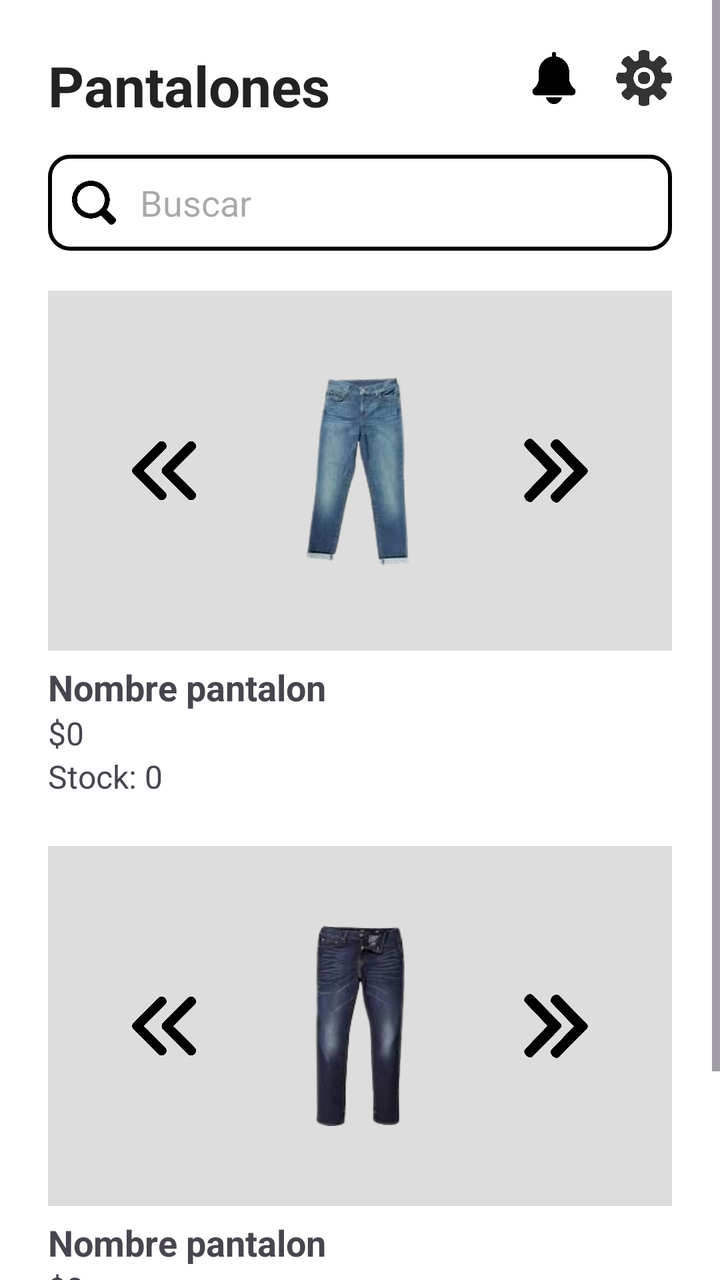
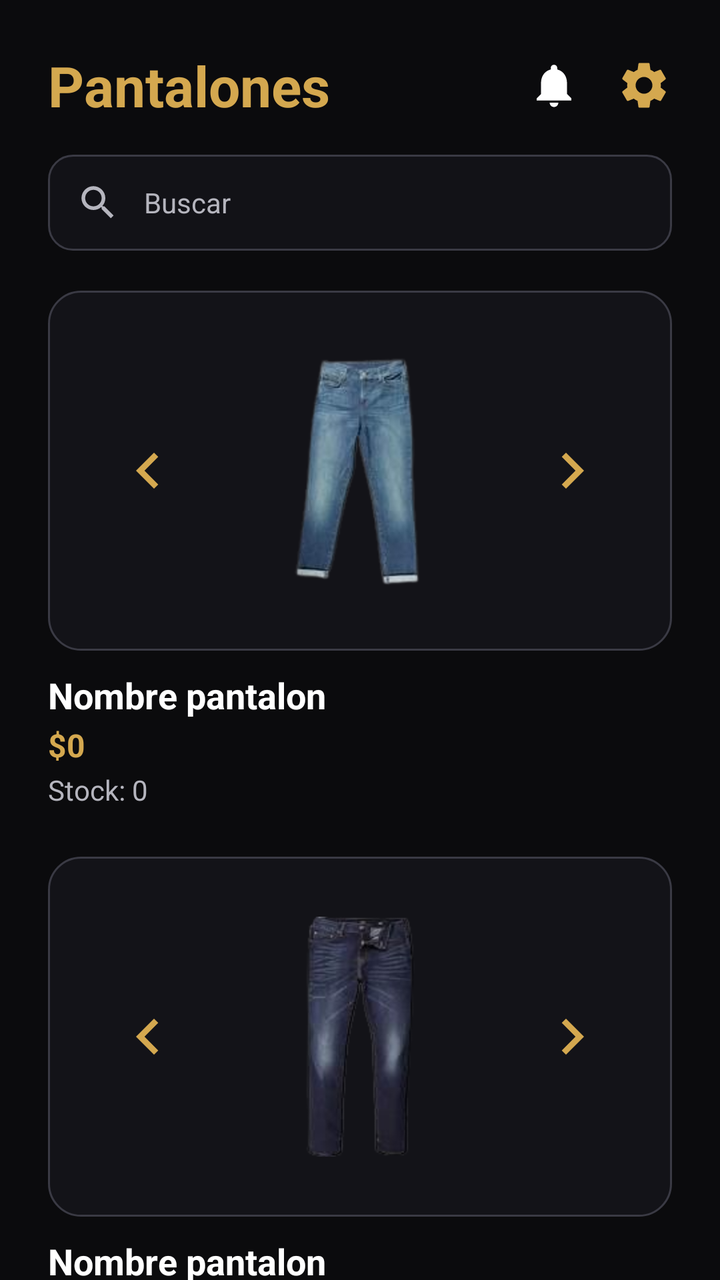

Before-and-after screenshots of an Android layout around one commit, followed by the original layout XML and the change that was made.
<!-- AndroidManifest.xml: application theme Theme.PryGrados -->
<!-- res/layout/pantalones.xml -->
<?xml version="1.0" encoding="utf-8"?>
<ScrollView xmlns:android="http://schemas.android.com/apk/res/android"
    xmlns:app="http://schemas.android.com/apk/res-auto"
    android:layout_width="match_parent"
    android:layout_height="match_parent"
    android:background="#FFFFFF">

    <LinearLayout
        android:layout_width="match_parent"
        android:layout_height="wrap_content"
        android:orientation="vertical"
        android:padding="24dp">

        
        <RelativeLayout
            android:layout_width="match_parent"
            android:layout_height="wrap_content"
            android:layout_marginBottom="16dp">

            <TextView
                android:id="@+id/txtTitulo"
                android:layout_width="wrap_content"
                android:layout_height="wrap_content"
                android:text="Pantalones"
                android:textSize="28sp"
                android:textStyle="bold"
                android:textColor="#222222"
                android:layout_alignParentStart="true"/>

            <LinearLayout
                android:layout_width="wrap_content"
                android:layout_height="wrap_content"
                android:layout_alignParentEnd="true"
                android:orientation="horizontal"
                android:gravity="center_vertical">

                
                <FrameLayout
                    android:layout_width="wrap_content"
                    android:layout_height="wrap_content">

                    <ImageView
                        android:id="@+id/imgNotificacion"
                        android:layout_width="30dp"
                        android:layout_height="30dp"
                        android:src="@drawable/bell"
                        android:padding="2dp"/>

                    <TextView
                        android:id="@+id/txtContador"
                        android:layout_width="18dp"
                        android:layout_height="18dp"
                        android:layout_gravity="end|top"
                        android:background="@drawable/circulo_rojo"
                        android:gravity="center"
                        android:text="0"
                        android:textColor="#FFFFFF"
                        android:textSize="10sp"
                        android:visibility="gone"/>
                </FrameLayout>

                <ImageView
                    android:layout_width="28dp"
                    android:layout_height="28dp"
                    android:layout_marginStart="16dp"
                    android:src="@drawable/confi"/>

            </LinearLayout>

        </RelativeLayout>

        
        <LinearLayout
            android:layout_width="match_parent"
            android:layout_height="48dp"
            android:layout_marginBottom="20dp"
            android:background="@drawable/edittext_bacground"
            android:gravity="center_vertical"
            android:orientation="horizontal"
            android:paddingLeft="12dp"
            android:paddingRight="12dp">

            <ImageView
                android:id="@+id/btnBuscar"
                android:layout_width="22dp"
                android:layout_height="22dp"
                android:src="@drawable/serch"/>

            <EditText
                android:id="@+id/txtBuscar"
                android:layout_width="match_parent"
                android:layout_height="match_parent"
                android:background="@android:color/transparent"
                android:hint="Buscar"
                android:paddingLeft="12dp"/>

        </LinearLayout>

        
        <LinearLayout
            android:layout_width="match_parent"
            android:layout_height="180dp"
            android:background="#DDDDDD"
            android:gravity="center">

            <ImageView
                android:id="@+id/btnPrev1"
                android:layout_width="32dp"
                android:layout_height="32dp"
                android:src="@drawable/fl1"/>

            <ImageView
                android:id="@+id/imgCarrusel1"
                android:layout_width="100dp"
                android:layout_height="100dp"
                android:layout_marginLeft="32dp"
                android:layout_marginRight="32dp"
                android:src="@drawable/pan1"/>

            <ImageView
                android:id="@+id/btnNext1"
                android:layout_width="32dp"
                android:layout_height="32dp"
                android:src="@drawable/fl2"/>

        </LinearLayout>

        <TextView
            android:id="@+id/txtNombre1"
            android:layout_width="wrap_content"
            android:layout_height="wrap_content"
            android:layout_marginTop="6dp"
            android:text="Nombre pantalon"
            android:textSize="18sp"
            android:textStyle="bold"/>

        <TextView
            android:id="@+id/txtPrecio1"
            android:layout_width="wrap_content"
            android:layout_height="wrap_content"
            android:text="$0"
            android:textSize="16sp"/>

        <TextView
            android:id="@+id/txtStock1"
            android:layout_width="wrap_content"
            android:layout_height="wrap_content"
            android:layout_marginBottom="24dp"
            android:text="Stock: 0"
            android:textSize="16sp"/>

        
        <LinearLayout
            android:layout_width="match_parent"
            android:layout_height="180dp"
            android:background="#DDDDDD"
            android:gravity="center">

            <ImageView
                android:id="@+id/btnPrev2"
                android:layout_width="32dp"
                android:layout_height="32dp"
                android:src="@drawable/fl1"/>

            <ImageView
                android:id="@+id/imgCarrusel2"
                android:layout_width="100dp"
                android:layout_height="100dp"
                android:layout_marginLeft="32dp"
                android:layout_marginRight="32dp"
                android:src="@drawable/pan2"/>

            <ImageView
                android:id="@+id/btnNext2"
                android:layout_width="32dp"
                android:layout_height="32dp"
                android:src="@drawable/fl2"/>

        </LinearLayout>

        <TextView
            android:id="@+id/txtNombre2"
            android:layout_width="wrap_content"
            android:layout_height="wrap_content"
            android:layout_marginTop="6dp"
            android:text="Nombre pantalon"
            android:textSize="18sp"
            android:textStyle="bold"/>

        <TextView
            android:id="@+id/txtPrecio2"
            android:layout_width="wrap_content"
            android:layout_height="wrap_content"
            android:text="$0"
            android:textSize="16sp"/>

        <TextView
            android:id="@+id/txtStock2"
            android:layout_width="wrap_content"
            android:layout_height="wrap_content"
            android:layout_marginBottom="24dp"
            android:text="Stock: 0"
            android:textSize="16sp"/>

        <View
            android:layout_width="match_parent"
            android:layout_height="40dp"/>

    </LinearLayout>

</ScrollView>
<!-- resources referenced by this layout -->
<resources>
  <!-- drawable bell: png bitmap (drawable, 31821 bytes) -->
  <!-- drawable circulo_rojo (drawable) -->
  <?xml version="1.0" encoding="utf-8"?>
  <shape xmlns:android="http://schemas.android.com/apk/res/android">
  
      <solid android:color="#E53935"/>
  
      <corners android:radius="50dp"/>
  
  </shape>
  <!-- drawable confi: png bitmap (drawable, 73180 bytes) -->
  <!-- drawable edittext_bacground (drawable) -->
  <?xml version="1.0" encoding="utf-8"?>
  <shape xmlns:android="http://schemas.android.com/apk/res/android">
      <solid android:color="#FFFFFF"/> 
      <stroke android:width="2dp" android:color="#000000"/> 
      <corners android:radius="10dp"/> 
      <padding
          android:left="10dp"
          android:top="10dp"
          android:right="10dp"
          android:bottom="10dp"/>
  </shape>
  <!-- drawable fl1: png bitmap (drawable, 67641 bytes) -->
  <!-- drawable fl2: png bitmap (drawable, 61766 bytes) -->
  <!-- drawable serch: png bitmap (drawable, 53327 bytes) -->
  <!-- unchanged entries left out for length: 4 -->
</resources>

<!-- the commit's change to res/layout/pantalones.xml (unified diff, before → after) -->
@@ -3,7 +3,9 @@
     xmlns:app="http://schemas.android.com/apk/res-auto"
     android:layout_width="match_parent"
     android:layout_height="match_parent"
-    android:background="#FFFFFF">
+    android:background="@color/kemba_black"
+    android:fillViewport="true"
+    android:scrollbars="none">
 
     <LinearLayout
         android:layout_width="match_parent"
@@ -21,18 +23,20 @@
                 android:id="@+id/txtTitulo"
                 android:layout_width="wrap_content"
                 android:layout_height="wrap_content"
+                android:layout_alignParentStart="true"
+                android:layout_centerVertical="true"
                 android:text="Pantalones"
+                android:textColor="@color/kemba_gold"
                 android:textSize="28sp"
-                android:textStyle="bold"
-                android:textColor="#222222"
-                android:layout_alignParentStart="true"/>
+                android:textStyle="bold" />
 
             <LinearLayout
                 android:layout_width="wrap_content"
                 android:layout_height="wrap_content"
                 android:layout_alignParentEnd="true"
-                android:orientation="horizontal"
-                android:gravity="center_vertical">
+                android:layout_centerVertical="true"
+                android:gravity="center_vertical"
+                android:orientation="horizontal">
 
                 
                 <FrameLayout
@@ -43,30 +47,32 @@
                         android:id="@+id/imgNotificacion"
                         android:layout_width="30dp"
                         android:layout_height="30dp"
-                        android:src="@drawable/bell"
-                        android:padding="2dp"/>
+                        android:contentDescription="Notificaciones"
+                        android:padding="2dp"
+                        android:src="@drawable/ic_bell"
+                        app:tint="@color/kemba_white" />
 
                     <TextView
                         android:id="@+id/txtContador"
                         android:layout_width="18dp"
                         android:layout_height="18dp"
                         android:layout_gravity="end|top"
-                        android:background="@drawable/circulo_rojo"
+                        android:background="@drawable/bg_badge_red"
                         android:gravity="center"
                         android:text="0"
                         android:textColor="#FFFFFF"
                         android:textSize="10sp"
-                        android:visibility="gone"/>
+                        android:visibility="gone" />
                 </FrameLayout>
 
                 <ImageView
                     android:layout_width="28dp"
                     android:layout_height="28dp"
                     android:layout_marginStart="16dp"
-                    android:src="@drawable/confi"/>
-
+                    android:contentDescription="Configuración"
+                    android:src="@drawable/ic_settings"
+                    app:tint="@color/kemba_gold" />
             </LinearLayout>
-
         </RelativeLayout>
 
         
@@ -74,17 +80,19 @@
             android:layout_width="match_parent"
             android:layout_height="48dp"
             android:layout_marginBottom="20dp"
-            android:background="@drawable/edittext_bacground"
+            android:background="@drawable/bg_input"
             android:gravity="center_vertical"
             android:orientation="horizontal"
-            android:paddingLeft="12dp"
-            android:paddingRight="12dp">
+            android:paddingStart="14dp"
+            android:paddingEnd="14dp">
 
             <ImageView
                 android:id="@+id/btnBuscar"
                 android:layout_width="22dp"
                 android:layout_height="22dp"
-                android:src="@drawable/serch"/>
+                android:contentDescription="Buscar"
+                android:src="@drawable/ic_search"
+                app:tint="@color/kemba_hint" />
 
             <EditText
                 android:id="@+id/txtBuscar"
@@ -92,120 +100,144 @@
                 android:layout_height="match_parent"
                 android:background="@android:color/transparent"
                 android:hint="Buscar"
-                android:paddingLeft="12dp"/>
-
+                android:importantForAutofill="no"
+                android:inputType="text"
+                android:paddingStart="12dp"
+                android:textColor="@color/kemba_white"
+                android:textColorHint="@color/kemba_hint"
+                android:textSize="14sp" />
         </LinearLayout>
 
         
         <LinearLayout
             android:layout_width="match_parent"
             android:layout_height="180dp"
-            android:background="#DDDDDD"
+            android:background="@drawable/bg_card"
             android:gravity="center">
 
             <ImageView
                 android:id="@+id/btnPrev1"
-                android:layout_width="32dp"
-                android:layout_height="32dp"
-                android:src="@drawable/fl1"/>
+                android:layout_width="36dp"
+                android:layout_height="36dp"
+                android:contentDescription="Anterior"
+                android:src="@drawable/ic_chevron_left"
+                app:tint="@color/kemba_gold" />
 
             <ImageView
                 android:id="@+id/imgCarrusel1"
-                android:layout_width="100dp"
-                android:layout_height="100dp"
-                android:layout_marginLeft="32dp"
-                android:layout_marginRight="32dp"
-                android:src="@drawable/pan1"/>
+                android:layout_width="120dp"
+                android:layout_height="120dp"
+                android:layout_marginStart="28dp"
+                android:layout_marginEnd="28dp"
+                android:contentDescription="@null"
+                android:scaleType="centerInside"
+                android:src="@drawable/pan1" />
 
             <ImageView
                 android:id="@+id/btnNext1"
-                android:layout_width="32dp"
-                android:layout_height="32dp"
-                android:src="@drawable/fl2"/>
-
+                android:layout_width="36dp"
+                android:layout_height="36dp"
+                android:contentDescription="Siguiente"
+                android:src="@drawable/ic_chevron_right"
+                app:tint="@color/kemba_gold" />
         </LinearLayout>
 
         <TextView
             android:id="@+id/txtNombre1"
             android:layout_width="wrap_content"
             android:layout_height="wrap_content"
-            android:layout_marginTop="6dp"
+            android:layout_marginTop="10dp"
             android:text="Nombre pantalon"
+            android:textColor="@color/kemba_white"
             android:textSize="18sp"
-            android:textStyle="bold"/>
+            android:textStyle="bold" />
 
         <TextView
             android:id="@+id/txtPrecio1"
             android:layout_width="wrap_content"
             android:layout_height="wrap_content"
+            android:layout_marginTop="2dp"
             android:text="$0"
-            android:textSize="16sp"/>
+            android:textColor="@color/kemba_gold"
+            android:textSize="16sp"
+            android:textStyle="bold" />
 
         <TextView
             android:id="@+id/txtStock1"
             android:layout_width="wrap_content"
             android:layout_height="wrap_content"
+            android:layout_marginTop="2dp"
             android:layout_marginBottom="24dp"
             android:text="Stock: 0"
-            android:textSize="16sp"/>
+            android:textColor="@color/kemba_hint"
+            android:textSize="14sp" />
 
         
         <LinearLayout
             android:layout_width="match_parent"
             android:layout_height="180dp"
-            android:background="#DDDDDD"
+            android:background="@drawable/bg_card"
             android:gravity="center">
 
             <ImageView
                 android:id="@+id/btnPrev2"
-                android:layout_width="32dp"
-                android:layout_height="32dp"
-                android:src="@drawable/fl1"/>
+                android:layout_width="36dp"
+                android:layout_height="36dp"
+                android:contentDescription="Anterior"
+                android:src="@drawable/ic_chevron_left"
+                app:tint="@color/kemba_gold" />
 
             <ImageView
                 android:id="@+id/imgCarrusel2"
-                android:layout_width="100dp"
-                android:layout_height="100dp"
-                android:layout_marginLeft="32dp"
-                android:layout_marginRight="32dp"
-                android:src="@drawable/pan2"/>
+                android:layout_width="120dp"
+                android:layout_height="120dp"
+                android:layout_marginStart="28dp"
+                android:layout_marginEnd="28dp"
+                android:contentDescription="@null"
+                android:scaleType="centerInside"
+                android:src="@drawable/pan2" />
 
             <ImageView
                 android:id="@+id/btnNext2"
-                android:layout_width="32dp"
-                android:layout_height="32dp"
-                android:src="@drawable/fl2"/>
-
+                android:layout_width="36dp"
+                android:layout_height="36dp"
+                android:contentDescription="Siguiente"
+                android:src="@drawable/ic_chevron_right"
+                app:tint="@color/kemba_gold" />
         </LinearLayout>
 
         <TextView
             android:id="@+id/txtNombre2"
             android:layout_width="wrap_content"
             android:layout_height="wrap_content"
-            android:layout_marginTop="6dp"
+            android:layout_marginTop="10dp"
             android:text="Nombre pantalon"
+            android:textColor="@color/kemba_white"
             android:textSize="18sp"
-            android:textStyle="bold"/>
+            android:textStyle="bold" />
 
         <TextView
             android:id="@+id/txtPrecio2"
             android:layout_width="wrap_content"
             android:layout_height="wrap_content"
+            android:layout_marginTop="2dp"
             android:text="$0"
-            android:textSize="16sp"/>
+            android:textColor="@color/kemba_gold"
+            android:textSize="16sp"
+            android:textStyle="bold" />
 
         <TextView
             android:id="@+id/txtStock2"
             android:layout_width="wrap_content"
             android:layout_height="wrap_content"
+            android:layout_marginTop="2dp"
             android:layout_marginBottom="24dp"
             android:text="Stock: 0"
-            android:textSize="16sp"/>
+            android:textColor="@color/kemba_hint"
+            android:textSize="14sp" />
 
         <View
             android:layout_width="match_parent"
-            android:layout_height="40dp"/>
-
+            android:layout_height="40dp" />
     </LinearLayout>
-
 </ScrollView>
<!-- resource entries referenced after the edit -->
@@ -1,31 +1,84 @@
 <!-- resources referenced by this layout -->
 <resources>
-  <!-- drawable bell: png bitmap (drawable, 31821 bytes) -->
-  <!-- drawable circulo_rojo (drawable) -->
+  <color name="kemba_black">#0B0B0D</color>
+  <color name="kemba_gold">#D4A84F</color>
+  <color name="kemba_hint">#B5B5BE</color>
+  <color name="kemba_white">#FFFFFF</color>
+  <!-- drawable bg_badge_red (drawable) -->
   <?xml version="1.0" encoding="utf-8"?>
-  <shape xmlns:android="http://schemas.android.com/apk/res/android">
-  
-      <solid android:color="#E53935"/>
-  
-      <corners android:radius="50dp"/>
-  
+  <shape xmlns:android="http://schemas.android.com/apk/res/android" android:shape="oval">
+      <solid android:color="#E24B4A" />
   </shape>
-  <!-- drawable confi: png bitmap (drawable, 73180 bytes) -->
-  <!-- drawable edittext_bacground (drawable) -->
+  <!-- drawable bg_card (drawable) -->
   <?xml version="1.0" encoding="utf-8"?>
-  <shape xmlns:android="http://schemas.android.com/apk/res/android">
-      <solid android:color="#FFFFFF"/> 
-      <stroke android:width="2dp" android:color="#000000"/> 
-      <corners android:radius="10dp"/> 
-      <padding
-          android:left="10dp"
-          android:top="10dp"
-          android:right="10dp"
-          android:bottom="10dp"/>
+  <shape xmlns:android="http://schemas.android.com/apk/res/android" android:shape="rectangle">
+      <solid android:color="#E614141A" />
+      <stroke android:width="1dp" android:color="@color/kemba_stroke" />
+      <corners android:radius="16dp" />
   </shape>
-  <!-- drawable fl1: png bitmap (drawable, 67641 bytes) -->
-  <!-- drawable fl2: png bitmap (drawable, 61766 bytes) -->
-  <!-- drawable serch: png bitmap (drawable, 53327 bytes) -->
+  <!-- drawable bg_input (drawable) -->
+  <?xml version="1.0" encoding="utf-8"?>
+  <shape xmlns:android="http://schemas.android.com/apk/res/android" android:shape="rectangle">
+      <solid android:color="#CC14141A" />
+      <stroke android:width="1dp" android:color="@color/kemba_stroke" />
+      <corners android:radius="12dp" />
+  </shape>
+  <!-- drawable ic_bell (drawable) -->
+  <?xml version="1.0" encoding="utf-8"?>
+  <vector xmlns:android="http://schemas.android.com/apk/res/android"
+      android:width="24dp"
+      android:height="24dp"
+      android:viewportWidth="24"
+      android:viewportHeight="24">
+      <path
+          android:fillColor="#FFFFFF"
+          android:pathData="M12,22c1.1,0 2,-0.9 2,-2h-4c0,1.1 0.89,2 2,2zM18,16v-5c0,-3.07 -1.64,-5.64 -4.5,-6.32V4c0,-0.83 -0.67,-1.5 -1.5,-1.5s-1.5,0.67 -1.5,1.5v0.68C7.63,5.36 6,7.92 6,11v5l-2,2v1h16v-1l-2,-2z" />
+  </vector>
+  <!-- drawable ic_chevron_left (drawable) -->
+  <?xml version="1.0" encoding="utf-8"?>
+  <vector xmlns:android="http://schemas.android.com/apk/res/android"
+      android:width="24dp"
+      android:height="24dp"
+      android:viewportWidth="24"
+      android:viewportHeight="24">
+      <path
+          android:fillColor="#FFFFFF"
+          android:pathData="M15.41,7.41L14,6l-6,6 6,6 1.41,-1.41L10.83,12z" />
+  </vector>
+  <!-- drawable ic_chevron_right (drawable) -->
+  <?xml version="1.0" encoding="utf-8"?>
+  <vector xmlns:android="http://schemas.android.com/apk/res/android"
+      android:width="24dp"
+      android:height="24dp"
+      android:viewportWidth="24"
+      android:viewportHeight="24">
+      <path
+          android:fillColor="#FFFFFF"
+          android:pathData="M10,6L8.59,7.41 13.17,12l-4.58,4.59L10,18l6,-6z" />
+  </vector>
+  <!-- drawable ic_search (drawable) -->
+  <?xml version="1.0" encoding="utf-8"?>
+  <vector xmlns:android="http://schemas.android.com/apk/res/android"
+      android:width="24dp"
+      android:height="24dp"
+      android:viewportWidth="24"
+      android:viewportHeight="24">
+      <path
+          android:fillColor="#FFFFFF"
+          android:pathData="M15.5,14h-0.79l-0.28,-0.27C15.41,12.59 16,11.11 16,9.5 16,5.91 13.09,3 9.5,3S3,5.91 3,9.5 5.91,16 9.5,16c1.61,0 3.09,-0.59 4.23,-1.57l0.27,0.28v0.79l5,4.99L20.49,19l-4.99,-5zM9.5,14C7.01,14 5,11.99 5,9.5S7.01,5 9.5,5 14,7.01 14,9.5 11.99,14 9.5,14z" />
+  </vector>
+  <!-- drawable ic_settings (drawable) -->
+  <?xml version="1.0" encoding="utf-8"?>
+  <vector xmlns:android="http://schemas.android.com/apk/res/android"
+      android:width="24dp"
+      android:height="24dp"
+      android:viewportWidth="24"
+      android:viewportHeight="24">
+      <path
+          android:fillColor="#FFFFFF"
+          android:pathData="M19.14,12.94c0.04,-0.3 0.06,-0.61 0.06,-0.94 0,-0.32 -0.02,-0.64 -0.07,-0.94l2.03,-1.58c0.18,-0.14 0.23,-0.41 0.12,-0.61l-1.92,-3.32c-0.12,-0.22 -0.37,-0.29 -0.59,-0.22l-2.39,0.96c-0.5,-0.38 -1.03,-0.7 -1.62,-0.94L14.4,2.81c-0.04,-0.24 -0.24,-0.41 -0.48,-0.41h-3.84c-0.24,0 -0.43,0.17 -0.47,0.41L9.25,5.35C8.66,5.59 8.12,5.92 7.63,6.29L5.24,5.33c-0.22,-0.08 -0.47,0 -0.59,0.22L2.74,8.87C2.62,9.08 2.66,9.34 2.86,9.48l2.03,1.58C4.84,11.36 4.8,11.69 4.8,12s0.02,0.64 0.07,0.94l-2.03,1.58c-0.18,0.14 -0.23,0.41 -0.12,0.61l1.92,3.32c0.12,0.22 0.37,0.29 0.59,0.22l2.39,-0.96c0.5,0.38 1.03,0.7 1.62,0.94l0.36,2.54c0.05,0.24 0.24,0.41 0.48,0.41h3.84c0.24,0 0.44,-0.17 0.47,-0.41l0.36,-2.54c0.59,-0.24 1.13,-0.56 1.62,-0.94l2.39,0.96c0.22,0.08 0.47,0 0.59,-0.22l1.92,-3.32c0.12,-0.22 0.07,-0.47 -0.12,-0.61L19.14,12.94zM12,15.6c-1.98,0 -3.6,-1.62 -3.6,-3.6s1.62,-3.6 3.6,-3.6 3.6,1.62 3.6,3.6 -1.62,3.6 -3.6,3.6z" />
+  </vector>
+  <color name="kemba_stroke">#3A3A44</color>
   <!-- unchanged entries left out for length: 4 -->
 </resources>
 
